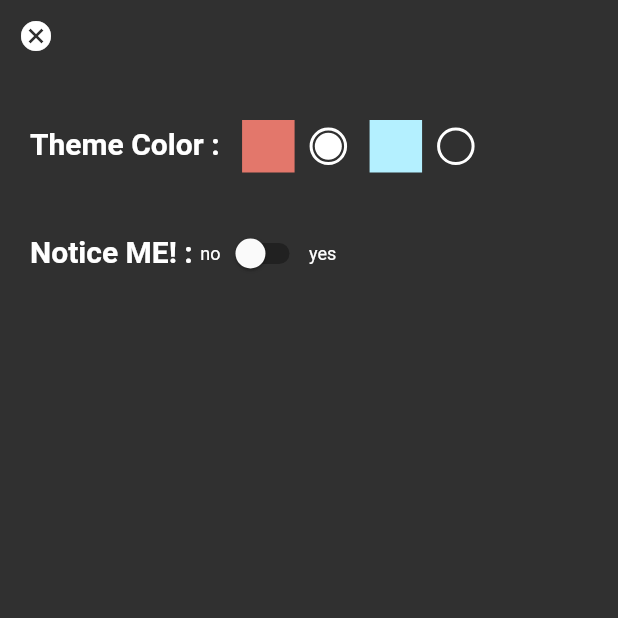
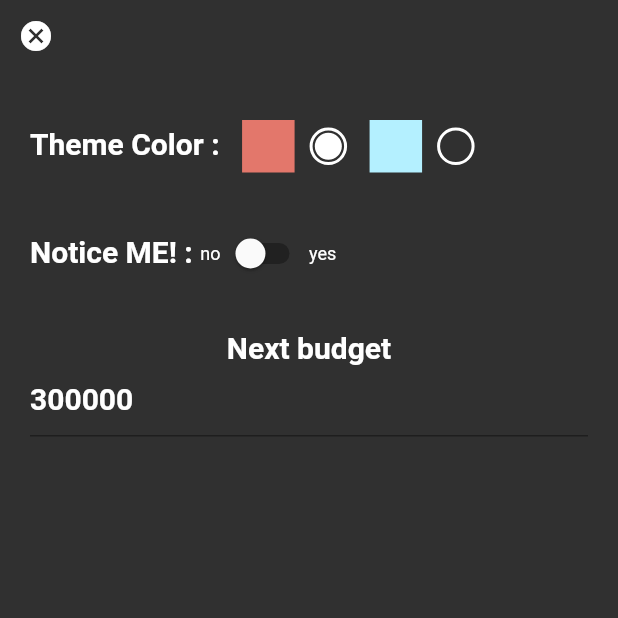
Before and after one commit to CazNm/cash_analyzer, a Flutter app: the SettingPage screen opened by its route, on a phone screen of 412 x 824 dp, the top half of it. Run offline on Flutter 3.47's test engine with Material 2 defaults, Android fonts, the phone set to English and light mode, and no system bars; our stand-ins replace get_it.

Commit message:
Add next budget settings

```diff
--- a/lib/screens/edit/editPage.dart
+++ b/lib/screens/edit/editPage.dart
@@ -76,11 +76,12 @@ class _EditPageState extends State<EditPage> {
                   validator: (String? value) {
                     if (value == null || value.isEmpty) {
                       return '비워둘 수 없습니다!';
+                    } else if (int.tryParse(value) == null) {
+                      return '숫자여야 합니다!';
                     }
                     return null;
                   },
                   onChanged: (newValue) {
-                    print("1");
                     setState(() {
                       price = double.parse(newValue);
                     });
--- a/lib/screens/setting/settingPage.dart
+++ b/lib/screens/setting/settingPage.dart
@@ -10,9 +10,9 @@ class SettingPage extends StatefulWidget {
 }
 
 class SettingPageState extends State<SettingPage> {
-  // bool themeValue = false;
   WhiteCheckCircle _salmon = WhiteCheckCircle(checkValue: true);
   WhiteCheckCircle _lightBlue = WhiteCheckCircle(checkValue: false);
+  TextEditingController _cont = TextEditingController();
 
   @override
   void initState() {
@@ -55,6 +55,8 @@ class SettingPageState extends State<SettingPage> {
               colorOption(settings),
               SizedBox(height: 30),
               noticeOption(settings),
+              SizedBox(height: 30),
+              budgetOption(settings, _cont),
             ],
           ),
         ),
@@ -134,6 +136,33 @@ class SettingPageState extends State<SettingPage> {
       ],
     );
   }
+
+  Widget budgetOption(Settings settings, TextEditingController controller) {
+    controller.value =
+        controller.value.copyWith(text: settings.nextBudget.toString());
+    return Column(
+      children: [
+        Text("Next budget",
+            style: whiteText(size: 20, fontWeight: FontWeight.bold)),
+        TextFormField(
+          style: whiteText(size: 20, fontWeight: FontWeight.bold),
+          controller: controller,
+          keyboardType: TextInputType.number,
+          validator: (String? value) {
+            if (value == null || value.isEmpty) {
+              return '비워둘 수 없습니다!';
+            } else if (int.tryParse(value) == null) {
+              return '숫자여야 합니다!';
+            }
+            return null;
+          },
+          onEditingComplete: () {
+            bloc.editNextBudget(int.parse(controller.value.text));
+          },
+        ),
+      ],
+    );
+  }
 }
 
 class WhiteCheckCircle {
```
Also changed, not shown: lib/app/DataProcessBloc.dart (+5 -5 lines).
